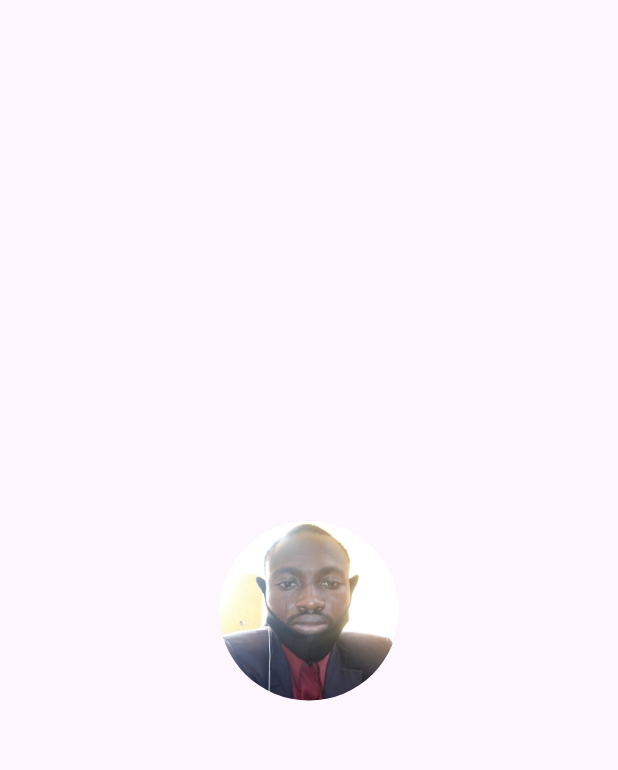
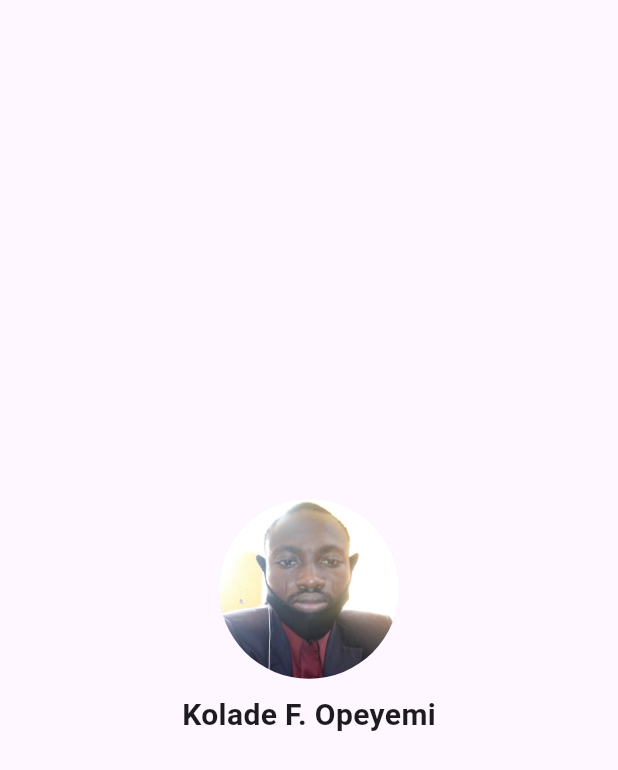
Before and after one commit to adedayo924/Flutter-App-Development-Training, a Flutter app: the screen it shows after launch, on a phone screen of 412 x 824 dp. Shown: the top 770 px of the screen. Run offline on Flutter 3.47's test engine with Material 3 defaults, Android fonts, the phone set to English and light mode, and no system bars.

Commit message:
Added a text widget containing my name

```diff
--- a/Beginner_Projects/mi_card/lib/main.dart
+++ b/Beginner_Projects/mi_card/lib/main.dart
@@ -24,6 +24,13 @@ class MainApp extends StatelessWidget {
             SizedBox(
               height: 10.0,
             ),
+            Text(
+              'Kolade F. Opeyemi',
+              style: TextStyle(
+                fontSize: 20.0,
+                fontWeight: FontWeight.bold,
+              ),
+            ),
           ],
         )),
       ),
```
